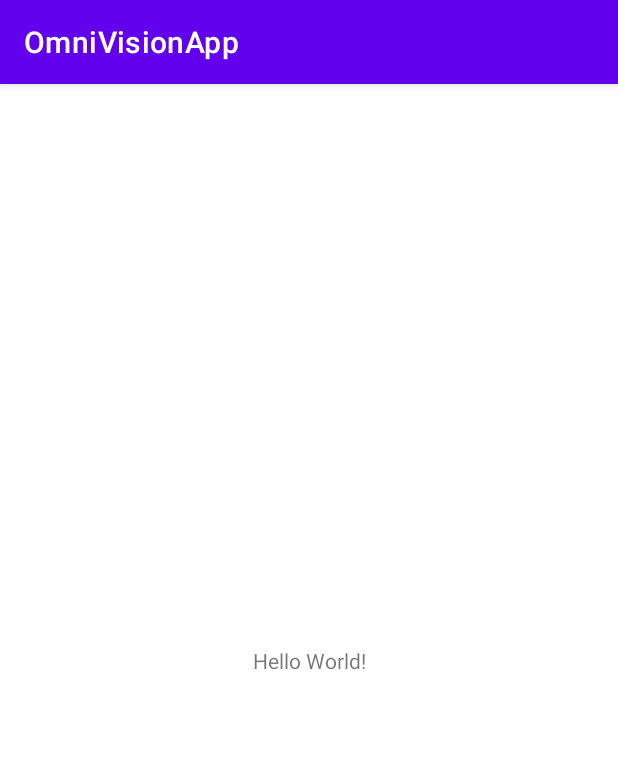
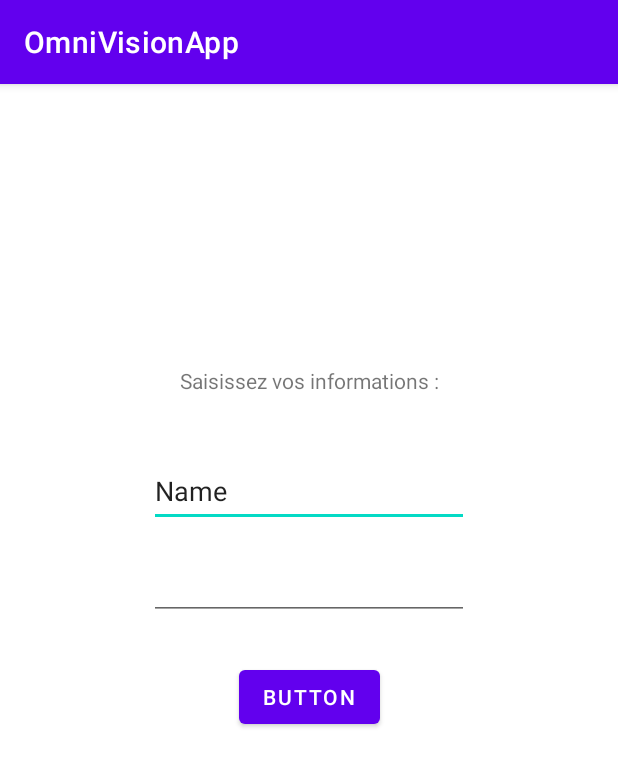
Before and after one commit to erwan-legoff/build-control, an Android app: the screen it shows after launch (MainActivity), on a phone screen of 412 x 824 dp. Shown: the top 767 px of the screen. Run offline under Robolectric (Android 15) with nearby library versions, the phone set to English and light mode, and no system bars.

Commit message:
login page debut + creation controller et dao

```diff
--- a/OmniVisionApp/app/src/main/java/com/example/omnivisionapp/MainActivity.java
+++ b/OmniVisionApp/app/src/main/java/com/example/omnivisionapp/MainActivity.java
@@ -3,12 +3,37 @@ package com.example.omnivisionapp;
 import androidx.appcompat.app.AppCompatActivity;
 
 import android.os.Bundle;
+import android.view.View;
+import android.widget.Button;
+import android.widget.EditText;
+import android.widget.TextView;
 
 public class MainActivity extends AppCompatActivity {
+    Button clickButton;
+    EditText editLogin;
+    EditText editPassword;
+    TextView textPrincipalLogin;
 
     @Override
     protected void onCreate(Bundle savedInstanceState) {
         super.onCreate(savedInstanceState);
         setContentView(R.layout.activity_main);
+
+        clickButton = (Button) findViewById(R.id.connectBouton);
+        editLogin = (EditText) findViewById(R.id.editLoginConnect);
+        editPassword = (EditText) findViewById(R.id.editPasswordConnect);
+        textPrincipalLogin = (TextView) findViewById(R.id.textPrincipal);
+        textPrincipalLogin.setText("Saisissez vos informations :");
+
+        clickButton.setOnClickListener(new View.OnClickListener() {
+            @Override
+            public void onClick(View v) {
+                editLogin.getText();
+                editPassword.getText();
+            }
+        });
     }
+
+
+
 }
--- /dev/null
+++ b/OmniVisionApp/app/src/main/java/com/example/omnivisionapp/ModelOmniVisionDao.java
@@ -0,0 +1,4 @@
+package com.example.omnivisionapp;
+
+public class ModelOmniVisionDao {
+}
--- /dev/null
+++ b/OmniVisionApp/app/src/main/java/com/example/omnivisionapp/OmniVisionControler.java
@@ -0,0 +1,8 @@
+package com.example.omnivisionapp;
+
+public class OmniVisionControler {
+
+    public boolean checkPassword(){
+       return false;
+    }
+}
--- a/OmniVisionApp/app/src/main/res/layout/activity_main.xml
+++ b/OmniVisionApp/app/src/main/res/layout/activity_main.xml
@@ -7,12 +7,50 @@
     tools:context=".MainActivity">
 
     <TextView
+        android:id="@+id/textPrincipal"
         android:layout_width="wrap_content"
         android:layout_height="wrap_content"
         android:text="Hello World!"
         app:layout_constraintBottom_toBottomOf="parent"
         app:layout_constraintLeft_toLeftOf="parent"
         app:layout_constraintRight_toRightOf="parent"
-        app:layout_constraintTop_toTopOf="parent" />
+        app:layout_constraintTop_toTopOf="parent"
+        app:layout_constraintVertical_bias="0.251" />
+
+    <EditText
+        android:id="@+id/editLoginConnect"
+        android:layout_width="wrap_content"
+        android:layout_height="wrap_content"
+        android:layout_marginTop="40dp"
+        android:ems="10"
+        android:inputType="textPersonName"
+        android:minHeight="48dp"
+        android:text="Name"
+        app:layout_constraintEnd_toEndOf="parent"
+        app:layout_constraintStart_toStartOf="parent"
+        app:layout_constraintTop_toBottomOf="@+id/textPrincipal" />
+
+    <EditText
+        android:id="@+id/editPasswordConnect"
+        android:layout_width="wrap_content"
+        android:layout_height="wrap_content"
+        android:layout_marginTop="14dp"
+        android:ems="10"
+        android:inputType="textPassword"
+        android:minHeight="48dp"
+        app:layout_constraintEnd_toEndOf="parent"
+        app:layout_constraintStart_toStartOf="parent"
+        app:layout_constraintTop_toBottomOf="@+id/editLoginConnect"
+        tools:ignore="SpeakableTextPresentCheck" />
+
+    <Button
+        android:id="@+id/connectBouton"
+        android:layout_width="wrap_content"
+        android:layout_height="wrap_content"
+        android:layout_marginTop="27dp"
+        android:text="Button"
+        app:layout_constraintEnd_toEndOf="parent"
+        app:layout_constraintStart_toStartOf="parent"
+        app:layout_constraintTop_toBottomOf="@+id/editPasswordConnect" />
 
 </androidx.constraintlayout.widget.ConstraintLayout>
```
